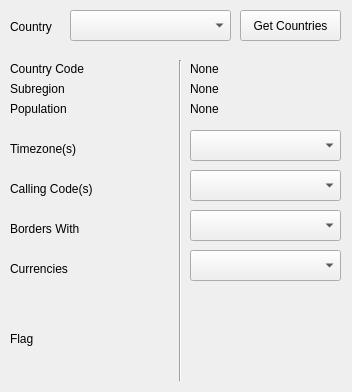
This is main.ui in adityatrips/country-info-gui as Qt 5 draws it before an edit. The edited form follows.
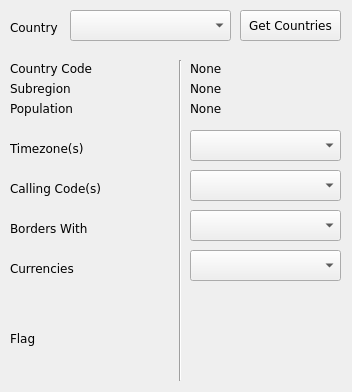
This is the edited form.

What changed in the file:
```diff
--- a/main.ui
+++ b/main.ui
@@ -33,6 +33,12 @@
       <height>20</height>
      </rect>
     </property>
+    <property name="font">
+     <font>
+      <family>Verdana</family>
+      <pointsize>9</pointsize>
+     </font>
+    </property>
     <property name="text">
      <string>Country</string>
     </property>
@@ -46,6 +52,12 @@
       <height>17</height>
      </rect>
     </property>
+    <property name="font">
+     <font>
+      <family>Verdana</family>
+      <pointsize>9</pointsize>
+     </font>
+    </property>
     <property name="text">
      <string>Country Code</string>
     </property>
@@ -59,6 +71,12 @@
       <height>17</height>
      </rect>
     </property>
+    <property name="font">
+     <font>
+      <family>Verdana</family>
+      <pointsize>9</pointsize>
+     </font>
+    </property>
     <property name="text">
      <string>None</string>
     </property>
@@ -85,6 +103,12 @@
       <height>17</height>
      </rect>
     </property>
+    <property name="font">
+     <font>
+      <family>Verdana</family>
+      <pointsize>9</pointsize>
+     </font>
+    </property>
     <property name="text">
      <string>None</string>
     </property>
@@ -98,6 +122,12 @@
       <height>17</height>
      </rect>
     </property>
+    <property name="font">
+     <font>
+      <family>Verdana</family>
+      <pointsize>9</pointsize>
+     </font>
+    </property>
     <property name="text">
      <string>Subregion</string>
     </property>
@@ -111,6 +141,12 @@
       <height>17</height>
      </rect>
     </property>
+    <property name="font">
+     <font>
+      <family>Verdana</family>
+      <pointsize>9</pointsize>
+     </font>
+    </property>
     <property name="text">
      <string>None</string>
     </property>
@@ -124,6 +160,12 @@
       <height>17</height>
      </rect>
     </property>
+    <property name="font">
+     <font>
+      <family>Verdana</family>
+      <pointsize>9</pointsize>
+     </font>
+    </property>
     <property name="text">
      <string>Population</string>
     </property>
@@ -137,6 +179,12 @@
       <height>17</height>
      </rect>
     </property>
+    <property name="font">
+     <font>
+      <family>Verdana</family>
+      <pointsize>9</pointsize>
+     </font>
+    </property>
     <property name="text">
      <string>Borders With</string>
     </property>
@@ -160,6 +208,12 @@
       <height>17</height>
      </rect>
     </property>
+    <property name="font">
+     <font>
+      <family>Verdana</family>
+      <pointsize>9</pointsize>
+     </font>
+    </property>
     <property name="text">
      <string>Currencies</string>
     </property>
@@ -183,6 +237,12 @@
       <height>17</height>
      </rect>
     </property>
+    <property name="font">
+     <font>
+      <family>Verdana</family>
+      <pointsize>9</pointsize>
+     </font>
+    </property>
     <property name="text">
      <string>Flag</string>
     </property>
@@ -196,6 +256,12 @@
       <height>31</height>
      </rect>
     </property>
+    <property name="font">
+     <font>
+      <family>Verdana</family>
+      <pointsize>9</pointsize>
+     </font>
+    </property>
     <property name="text">
      <string>Get Countries</string>
     </property>
@@ -209,6 +275,12 @@
       <height>17</height>
      </rect>
     </property>
+    <property name="font">
+     <font>
+      <family>Verdana</family>
+      <pointsize>9</pointsize>
+     </font>
+    </property>
     <property name="text">
      <string>Calling Code(s)</string>
     </property>
@@ -232,6 +304,12 @@
       <height>17</height>
      </rect>
     </property>
+    <property name="font">
+     <font>
+      <family>Verdana</family>
+      <pointsize>9</pointsize>
+     </font>
+    </property>
     <property name="text">
      <string>Timezone(s)</string>
     </property>
```
Left out of the diff: 42 changed lines with no effect on the pictures.
